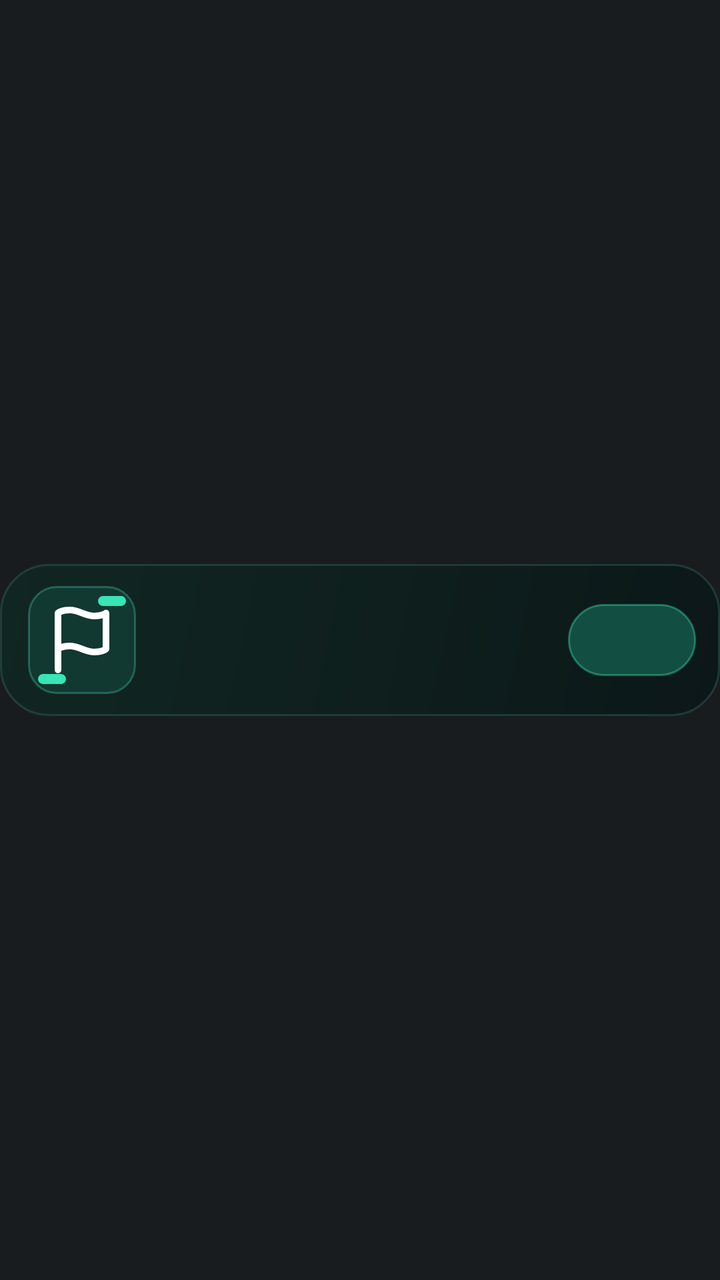
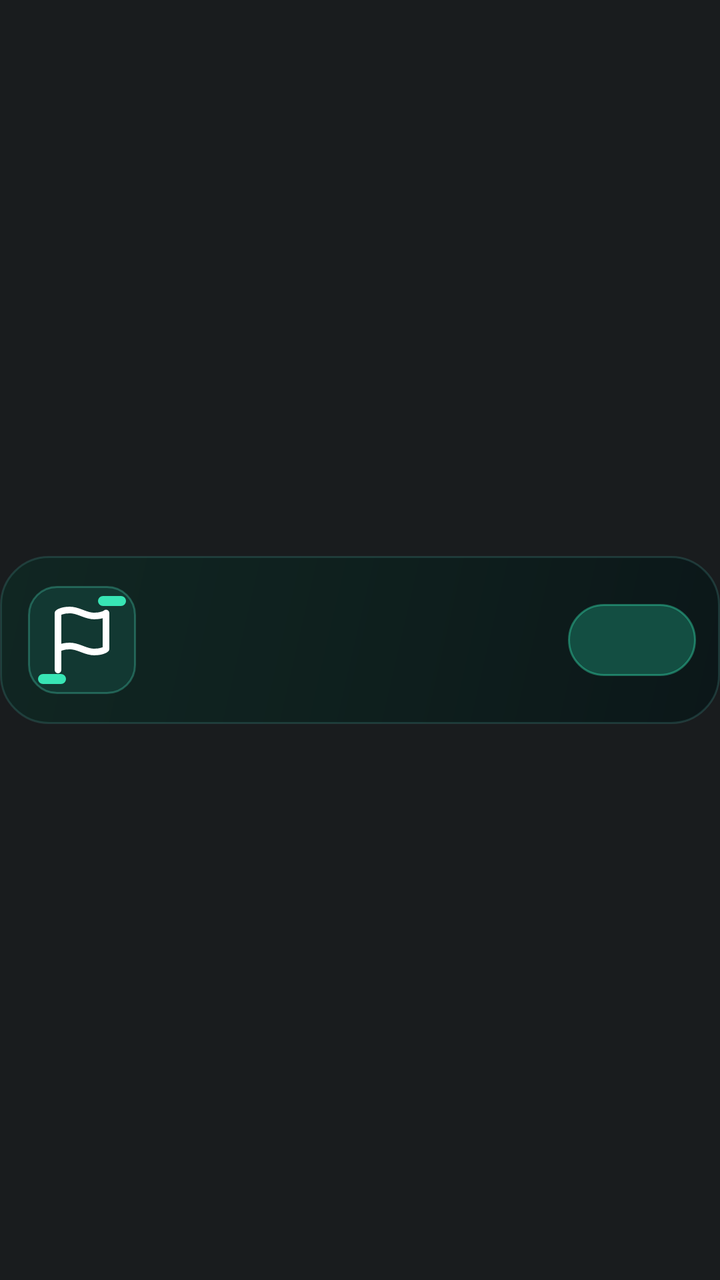

An Android layout rendered at two revisions. The XML below is the earlier revision; the diff shows what the commit changed to produce the second picture.
<!-- AndroidManifest.xml: application theme Theme.AtAGlancePlus -->
<!-- res/layout/card_race.xml -->
<?xml version="1.0" encoding="utf-8"?>
<FrameLayout xmlns:android="http://schemas.android.com/apk/res/android"
    android:id="@+id/card_root"
    style="@style/AagCardRoot">

    <LinearLayout
        android:id="@+id/card_body"
        style="@style/AagCardBody"
        android:background="@drawable/f1_surface"
        android:baselineAligned="false"
        android:gravity="center_vertical"
        android:orientation="horizontal"
        android:paddingStart="14dp"
        android:paddingEnd="10dp">

        <FrameLayout
            android:id="@+id/race_badge"
            android:layout_width="54dp"
            android:layout_height="54dp"
            android:background="@drawable/f1_track_box">

            <ImageView
                android:id="@+id/race_icon"
                android:layout_width="36dp"
                android:layout_height="36dp"
                android:layout_gravity="center"
                android:contentDescription="@null"
                android:scaleType="fitCenter"
                android:src="@drawable/ic_nav_flag" />

            <ImageView
                android:id="@+id/race_mark_top"
                android:layout_width="14dp"
                android:layout_height="5dp"
                android:layout_gravity="top|end"
                android:layout_margin="5dp"
                android:contentDescription="@null"
                android:src="@drawable/f1_mini_badge" />

            <ImageView
                android:id="@+id/race_mark_bottom"
                android:layout_width="14dp"
                android:layout_height="5dp"
                android:layout_gravity="bottom|start"
                android:layout_margin="5dp"
                android:contentDescription="@null"
                android:src="@drawable/f1_mini_badge" />
        </FrameLayout>

        <LinearLayout
            android:layout_width="0dp"
            android:layout_height="wrap_content"
            android:layout_marginStart="12dp"
            android:layout_marginEnd="6dp"
            android:layout_weight="1"
            android:orientation="vertical">

            <TextView
                android:id="@+id/race_title"
                android:layout_width="match_parent"
                android:layout_height="wrap_content"
                android:ellipsize="end"
                android:fontFamily="sans-serif-medium"
                android:includeFontPadding="false"
                android:singleLine="true"
                android:textColor="#FFFFFFFF"
                android:textSize="17sp"
                android:textStyle="bold" />

            <TextView
                android:id="@+id/race_session"
                android:layout_width="match_parent"
                android:layout_height="wrap_content"
                android:layout_marginTop="1dp"
                android:ellipsize="end"
                android:fontFamily="sans-serif"
                android:includeFontPadding="false"
                android:singleLine="true"
                android:textColor="#FFD0E2DC"
                android:textSize="13.5sp" />

            <LinearLayout
                android:layout_width="match_parent"
                android:layout_height="wrap_content"
                android:layout_marginTop="3dp"
                android:gravity="center_vertical"
                android:orientation="horizontal">

                <TextView
                    android:id="@+id/race_detail"
                    android:layout_width="wrap_content"
                    android:layout_height="wrap_content"
                    android:layout_weight="1"
                    android:ellipsize="end"
                    android:fontFamily="sans-serif"
                    android:includeFontPadding="false"
                    android:singleLine="true"
                    android:textColor="#FF8FA8A1"
                    android:textSize="11.5sp" />

                <TextView
                    android:id="@+id/race_countdown"
                    android:layout_width="wrap_content"
                    android:layout_height="16dp"
                    android:layout_marginStart="6dp"
                    android:background="@drawable/f1_countdown_pill"
                    android:fontFamily="sans-serif-medium"
                    android:gravity="center"
                    android:includeFontPadding="false"
                    android:paddingStart="6dp"
                    android:paddingEnd="6dp"
                    android:singleLine="true"
                    android:textColor="#FFFFB4AB"
                    android:textSize="10.5sp"
                    android:visibility="gone" />
            </LinearLayout>
        </LinearLayout>

        
        <FrameLayout
            android:id="@+id/race_next"
            android:layout_width="68dp"
            android:layout_height="match_parent">

            <TextView
                android:id="@+id/race_badge_text"
                android:layout_width="64dp"
                android:layout_height="36dp"
                android:layout_gravity="center"
                android:background="@drawable/f1_next_btn"
                android:duplicateParentState="true"
                android:fontFamily="sans-serif-medium"
                android:gravity="center"
                android:includeFontPadding="false"
                android:singleLine="true"
                android:textColor="#FF4EE2C0"
                android:textSize="12.5sp"
                android:textStyle="bold" />
        </FrameLayout>
    </LinearLayout>

    
    <ImageView
        android:id="@+id/hold_bar"
        android:layout_width="match_parent"
        android:layout_height="76dp"
        android:layout_gravity="center_vertical"
        android:contentDescription="@null"
        android:duplicateParentState="true"
        android:scaleType="fitXY"
        android:src="@drawable/hold_bar_red_400" />
</FrameLayout>
<!-- resources referenced by this layout -->
<resources>
  <!-- drawable f1_countdown_pill (drawable) -->
  <?xml version="1.0" encoding="utf-8"?>
  <shape xmlns:android="http://schemas.android.com/apk/res/android" android:shape="rectangle">
      <solid android:color="#FF3B2328" />
      <stroke android:width="1dp" android:color="#4DFF8A80" />
      <corners android:radius="8dp" />
  </shape>
  <!-- drawable f1_mini_badge (drawable) -->
  <?xml version="1.0" encoding="utf-8"?>
  <shape xmlns:android="http://schemas.android.com/apk/res/android" android:shape="rectangle">
      <solid android:color="#FF38E5B5" />
      <corners android:radius="2.5dp" />
  </shape>
  <!-- drawable f1_surface (drawable) -->
  <?xml version="1.0" encoding="utf-8"?>
  <shape xmlns:android="http://schemas.android.com/apk/res/android" android:shape="rectangle">
      <gradient android:angle="315" android:startColor="#F20F2622" android:centerColor="#F20D1F1D" android:endColor="#F20A1618" android:type="linear" />
      <stroke android:width="1dp" android:color="#334DB6AC" />
      <corners android:radius="24dp" />
  </shape>
  <!-- drawable f1_track_box (drawable) -->
  <?xml version="1.0" encoding="utf-8"?>
  <shape xmlns:android="http://schemas.android.com/apk/res/android" android:shape="rectangle">
      <solid android:color="#FF123832" />
      <stroke android:width="1dp" android:color="#4D4EE2C0" />
      <corners android:radius="14dp" />
  </shape>
  <!-- drawable hold_bar_red_400 (drawable) -->
  <?xml version="1.0" encoding="utf-8"?>
  <animated-selector xmlns:android="http://schemas.android.com/apk/res/android">
      <item
          android:id="@+id/hold_pressed"
          android:drawable="@drawable/hold_bar_red_full"
          android:state_pressed="true" />
      <item
          android:id="@+id/hold_idle"
          android:drawable="@drawable/hold_bar_empty" />
      <transition
          android:drawable="@drawable/avd_hold_red_400"
          android:fromId="@id/hold_idle"
          android:toId="@id/hold_pressed" />
  </animated-selector>
  <style name="AagCardBody">
          <item name="android:layout_width">match_parent</item>
          <item name="android:layout_height">76dp</item>
          <item name="android:layout_gravity">center_vertical</item>
          <item name="android:paddingStart">16dp</item>
          <item name="android:paddingEnd">18dp</item>
      </style>
  <style name="AagCardRoot">
          <item name="android:layout_width">match_parent</item>
          <item name="android:layout_height">88dp</item>
          <item name="android:clipChildren">false</item>
          <item name="android:clipToPadding">false</item>
      </style>
  <style name="Theme.AtAGlancePlus" parent="android:Theme.DeviceDefault.NoActionBar">
          <item name="android:windowLightStatusBar">false</item>
      </style>
  <!-- drawable hold_bar_empty (drawable) -->
  <?xml version="1.0" encoding="utf-8"?>
  <vector xmlns:android="http://schemas.android.com/apk/res/android"
      android:width="380dp"
      android:height="76dp"
      android:viewportWidth="380"
      android:viewportHeight="76">
      <path
          android:name="ring"
          android:pathData="M190.0,1.25 H356 A22.75,22.75 0 0 1 378.75,24 V52 A22.75,22.75 0 0 1 356,74.75 H24 A22.75,22.75 0 0 1 1.25,52 V24 A22.75,22.75 0 0 1 24,1.25 Z"
          android:strokeColor="#00000000"
          android:strokeLineCap="round"
          android:strokeWidth="2.5"
          android:trimPathEnd="0" />
  </vector>
  <!-- unchanged entries left out for length: 5 -->
</resources>

<!-- the commit's change to res/layout/card_race.xml (unified diff, before → after) -->
@@ -143,7 +143,7 @@
     <ImageView
         android:id="@+id/hold_bar"
         android:layout_width="match_parent"
-        android:layout_height="76dp"
+        android:layout_height="@dimen/card_body_height"
         android:layout_gravity="center_vertical"
         android:contentDescription="@null"
         android:duplicateParentState="true"
<!-- resource entries referenced after the edit -->
@@ -1,5 +1,6 @@
 <!-- resources referenced by this layout -->
 <resources>
+  <dimen name="card_body_height">84dp</dimen>
   <!-- drawable f1_countdown_pill (drawable) -->
   <?xml version="1.0" encoding="utf-8"?>
   <shape xmlns:android="http://schemas.android.com/apk/res/android" android:shape="rectangle">
@@ -44,7 +45,7 @@
   </animated-selector>
   <style name="AagCardBody">
           <item name="android:layout_width">match_parent</item>
-          <item name="android:layout_height">76dp</item>
+          <item name="android:layout_height">@dimen/card_body_height</item>
           <item name="android:layout_gravity">center_vertical</item>
           <item name="android:paddingStart">16dp</item>
           <item name="android:paddingEnd">18dp</item>
